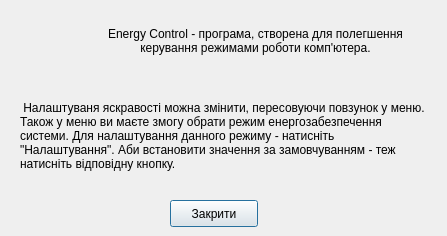
The window that userinfo.ui (YukihiroSM/Power) describes before a commit, drawn with Qt 5.
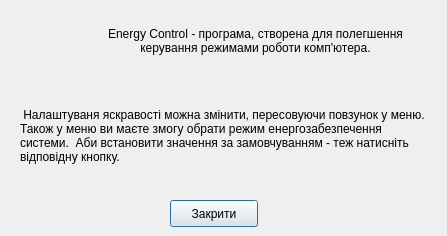
The same window after the commit. Icons and pictures are not drawn.

```diff
--- a/userinfo.ui
+++ b/userinfo.ui
@@ -95,7 +95,7 @@
     </rect>
    </property>
    <property name="text">
-    <string> Налаштуваня яскравості можна змінити, пересовуючи повзунок у меню. Також у меню ви маєте змогу обрати режим енергозабезпечення системи. Для налаштування данного режиму - натисніть &quot;Налаштування&quot;. Аби встановити значення за замовчуванням - теж натисніть відповідну кнопку.</string>
+    <string> Налаштуваня яскравості можна змінити, пересовуючи повзунок у меню. Також у меню ви маєте змогу обрати режим енергозабезпечення системи.  Аби встановити значення за замовчуванням - теж натисніть відповідну кнопку.</string>
    </property>
    <property name="wordWrap">
     <bool>true</bool>
```
